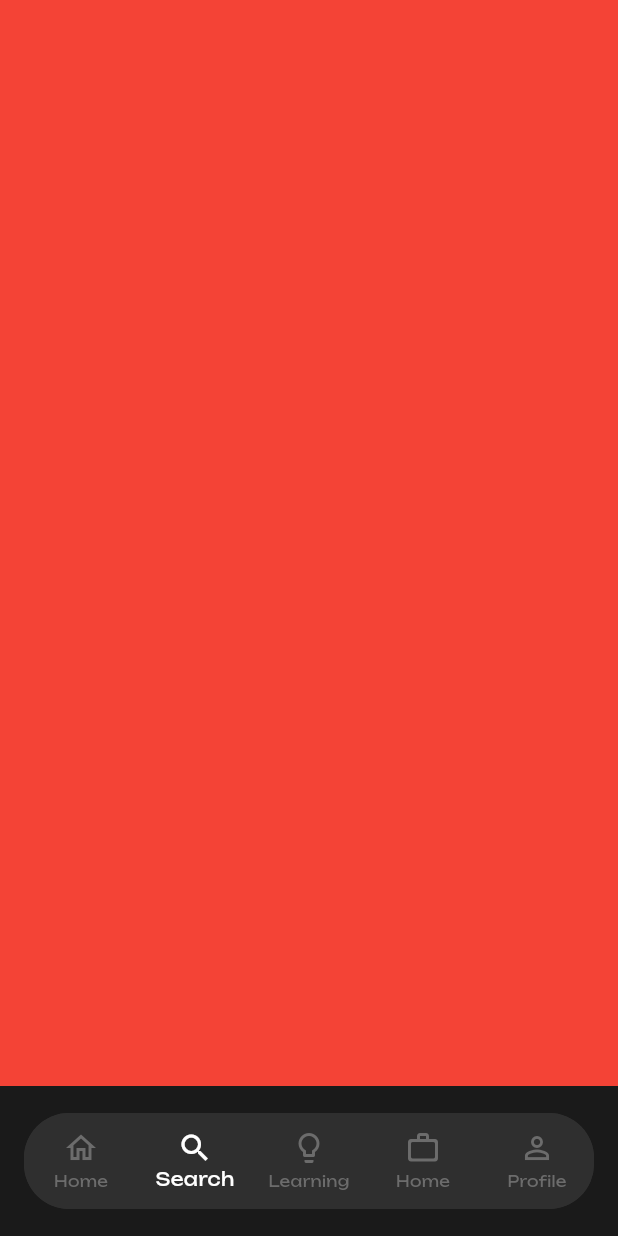
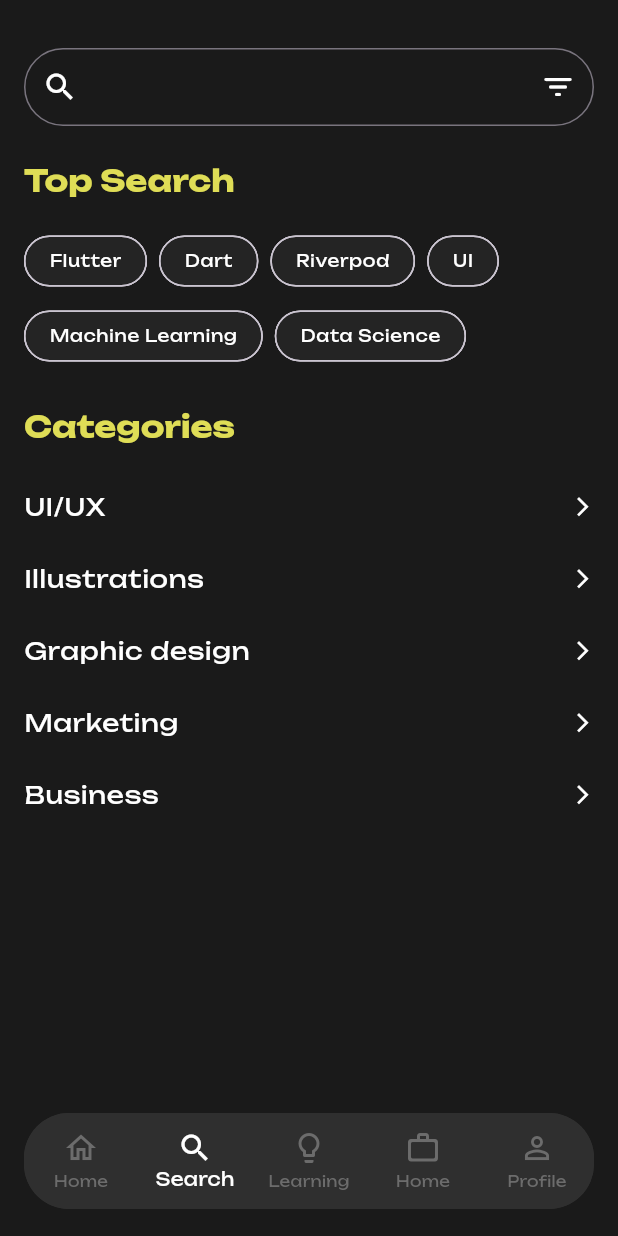
Before and after one commit to black-coda/praktika, a Flutter app: the screen it shows once a user with an empty profile is signed in, item 2 of the bottom bar chosen, on a phone screen of 412 x 824 dp. Run offline on Flutter 3.47's test engine with Material 3 defaults, Android fonts, the light colour scheme and no system bars; our stand-ins replace flutter_riverpod, freezed_annotation, go_router, google_fonts, shimmer, supabase_flutter; accounts and stored records are empty; network calls fail.

Commit message:
functionality: Implement search functionality⚡😭

```diff
--- a/lib/app/controllers/bottom_navbar_controller/btn_nav_controller.dart
+++ b/lib/app/controllers/bottom_navbar_controller/btn_nav_controller.dart
@@ -1,10 +1,11 @@
 import 'package:flutter/material.dart';
 import 'package:flutter_riverpod/flutter_riverpod.dart';
 import 'package:myapp/app/view/screens/dashboard_screen.dart';
-import 'package:myapp/user/view/profile.dart';
+import 'package:myapp/user/view/profile_view.dart';
 import 'package:myapp/user/view_models/user_profiles_backend.dart';
 import 'package:myapp/utils/error/view/error_view.dart';
 import 'package:myapp/video/view/my_learning_view.dart';
+import 'package:myapp/video/view/search_view.dart';
 
 final indexProvider = StateProvider<int>((ref) {
   return 0;
@@ -13,8 +14,8 @@ final indexProvider = StateProvider<int>((ref) {
 final navBarScreenProvider = Provider.family<Widget, int>((ref, index) {
   List<Widget> screens = [
     const DashboardEntryScreen(),
-    Container(color: Colors.red),
-    const MyLearning(),
+    const SearchView(),
+    const MyLearningView(),
     ErrorView(
       errorMessage: "User Profile Error",
       providerClass: userProfileBackendFutureProvider,
--- a/lib/app/view/widgets/header.dart
+++ b/lib/app/view/widgets/header.dart
@@ -4,14 +4,16 @@ class HeaderWidget extends StatelessWidget {
   const HeaderWidget(
     this.title, {
     super.key,
+    this.style,
   });
   final String title;
+  final TextStyle? style;
 
   @override
   Widget build(BuildContext context) {
     return Text(
       title,
-      style: Theme.of(context).textTheme.headlineMedium?.copyWith(
+      style: style ?? Theme.of(context).textTheme.headlineMedium?.copyWith(
             color: Colors.white,
             fontWeight: FontWeight.bold,
             fontSize: 20,
--- a/lib/utils/router/router_manager.dart
+++ b/lib/utils/router/router_manager.dart
@@ -4,7 +4,7 @@ import 'package:go_router/go_router.dart';
 import 'package:myapp/app/view/screens/dashboard_screen.dart';
 import 'package:myapp/authentication/view/login_view.dart';
 import 'package:myapp/authentication/view/register_view.dart';
-import 'package:myapp/user/view/profile.dart';
+import 'package:myapp/user/view/profile_view.dart';
 import 'package:myapp/video/view/courses_view.dart';
 
 final routerManagerProvider = Provider<GoRouter>(
--- /dev/null
+++ b/lib/utils/widget/custom_tile_widget.dart
@@ -0,0 +1,38 @@
+import 'package:flutter/material.dart';
+
+class CustomTile extends StatelessWidget {
+  const CustomTile({
+    super.key,
+    required this.title,
+    required this.onTap,
+    this.textStyle,
+    this.iconSize = 24.0,
+    this.contentPadding,
+    this.isDense,
+  });
+
+  final String title;
+  final void Function() onTap;
+  final TextStyle? textStyle;
+  final double iconSize;
+  final EdgeInsetsGeometry? contentPadding;
+  final bool ? isDense;
+
+  @override
+  Widget build(BuildContext context) {
+    return ListTile(
+      title: Text(
+        title,
+        style: textStyle ?? const TextStyle(color: Colors.white),
+      ),
+      trailing: Icon(
+        Icons.arrow_forward_ios,
+        color: Colors.white,
+        size: iconSize,
+      ),
+      onTap: onTap,
+      contentPadding: contentPadding,
+      dense: isDense,
+    );
+  }
+}
--- /dev/null
+++ b/lib/video/view/search_view.dart
@@ -0,0 +1,187 @@
+import 'dart:developer';
+
+import 'package:flutter/material.dart';
+import 'package:flutter_riverpod/flutter_riverpod.dart';
+import 'package:myapp/app/view/widgets/header.dart';
+import 'package:myapp/app/view/widgets/video_card.dart';
+import 'package:myapp/authentication/controller/supabase_provider.dart';
+import 'package:myapp/utils/constant/constant.dart';
+import 'package:myapp/utils/widget/custom_tile_widget.dart';
+import 'package:myapp/video/controller/videos_controller.dart';
+
+import 'widget/search_widget.dart';
+
+class SearchView extends ConsumerStatefulWidget {
+  const SearchView({super.key});
+
+  @override
+  ConsumerState<SearchView> createState() => _SearchViewState();
+}
+
+class _SearchViewState extends ConsumerState<SearchView> {
+  late TextEditingController _controller;
+
+  @override
+  void initState() {
+    super.initState();
+    _controller = TextEditingController();
+  }
+
+  @override
+  void dispose() {
+    _controller.dispose();
+    super.dispose();
+  }
+
+  @override
+  Widget build(BuildContext context) {
+    final isSearching = ref.watch(isSearchingProvider);
+
+    final searchResult = ref.watch(searchStateProvider);
+
+    return SafeArea(
+      child: Scaffold(
+        body: CustomScrollView(
+          slivers: <Widget>[
+            SliverPadding(
+              padding: Constant.scaffoldPadding,
+              sliver: SliverToBoxAdapter(
+                child: Column(
+                  crossAxisAlignment: CrossAxisAlignment.start,
+                  children: [
+                    //? Search bar
+                    SearchFormWidget(controller: _controller),
+                    SpacerConstant.sizedBox24,
+                    if (!isSearching)
+                      HeaderWidget(
+                        "Top Search",
+                        style: Theme.of(context)
+                            .textTheme
+                            .headlineMedium
+                            ?.copyWith(
+                              color: const Color(0xffDFDD56),
+                              fontWeight: FontWeight.bold,
+                              fontSize: 20,
+                            ),
+                      ),
+                    if (!isSearching) SpacerConstant.sizedBox16,
+                    if (!isSearching)
+                      //? Top search chips
+                      Wrap(
+                        spacing: 8,
+                        runSpacing: 2,
+                        children: [
+                          ...[
+                            'Flutter',
+                            'Dart',
+                            'Riverpod',
+                            'UI',
+                            "Machine Learning",
+                            "Data Science",
+                          ].map(
+                            (e) => ActionChip(
+                              label: Text(e),
+                              labelStyle: Theme.of(context)
+                                  .textTheme
+                                  .labelSmall
+                                  ?.copyWith(
+                                    color: Colors.white,
+                                    fontWeight: FontWeight.w400,
+                                  ),
+                              backgroundColor: const Color(0xff242424),
+                              shape: RoundedRectangleBorder(
+                                borderRadius: BorderRadius.circular(30),
+                              ),
+                              onPressed: () {
+                                _controller.text = e;
+                                //TODO:  Implement search functionality here
+                              },
+                            ),
+                          ),
+                        ],
+                      ),
+                    //? filter by category
+                    if (!isSearching) SpacerConstant.sizedBox24,
+                    if (!isSearching)
+                      HeaderWidget(
+                        "Categories",
+                        style: Theme.of(context)
+                            .textTheme
+                            .headlineMedium
+                            ?.copyWith(
+                              color: const Color(0xffDFDD56),
+                              fontWeight: FontWeight.bold,
+                              fontSize: 20,
+                            ),
+                      ),
+                    if (!isSearching) SpacerConstant.sizedBox16,
+                    if (!isSearching)
+                      ...[
+                        "UI/UX",
+                        "Illustrations",
+                        "Graphic design",
+                        "Marketing",
+                        "Business",
+                      ].map(
+                        (category) => CustomTile(
+                          title: category,
+                          onTap: () {
+                            isCategoryFilterSelected(ref, category);
+                          },
+                          textStyle:
+                              Theme.of(context).textTheme.bodyLarge?.copyWith(
+                                    color: Colors.white,
+                                    fontWeight: FontWeight.w400,
+                                  ),
+                          iconSize: 15.0,
+                          contentPadding: EdgeInsets.zero,
+                          isDense: true,
+                        ),
+                      ),
+                  ],
+                ),
+              ),
+            ),
+
+            //? Implement search result here
+            if (isSearching)
+              searchResult.isEmpty
+                  ? SliverToBoxAdapter(
+                      child: Center(
+                        child: Text(
+                          "No result found",
+                          style: Theme.of(context)
+                              .textTheme
+                              .headlineMedium
+                              ?.copyWith(
+                                color: Colors.red,
+                                fontWeight: FontWeight.bold,
+                                fontSize: 20,
+                              ),
+                        ),
+                      ),
+                    )
+                  : SliverList(
+                      delegate: SliverChildBuilderDelegate(
+                        (context, index) {
+                          final video = searchResult[index];
+                          return VideoDetailCard(
+                            video: video,
+                            index: index,
+                          );
+                        },
+                        childCount: searchResult.length,
+                      ),
+                    ),
+          ],
+        ),
+      ),
+    );
+  }
+
+  void isCategoryFilterSelected(WidgetRef ref, String category) {}
+}
+
+final isSearchingProvider = StateProvider<bool>((ref) {
+  return false;
+});
--- /dev/null
+++ b/lib/video/view/widget/search_widget.dart
@@ -0,0 +1,63 @@
+import 'dart:developer';
+
+import 'package:flutter/material.dart';
+import 'package:flutter_riverpod/flutter_riverpod.dart';
+import 'package:myapp/video/controller/videos_controller.dart';
+import 'package:myapp/video/view/search_view.dart';
+
+class SearchFormWidget extends ConsumerWidget {
+  const SearchFormWidget({
+    super.key,
+    required TextEditingController controller,
+  }) : _controller = controller;
+
+  final TextEditingController _controller;
+
+  @override
+  Widget build(BuildContext context, WidgetRef ref) {
+    return TextFormField(
+      onChanged: (value) async {
+        log(value, name: "search value changed");
+
+        // Update the isSearching state
+        ref.read(isSearchingProvider.notifier).state = value.isNotEmpty;
+
+        // Perform search and update the search results
+        if (value.isNotEmpty) {
+          await ref.watch(searchStateProvider.notifier).searchFunction(value);
+          // ref.read(searchResultProvider.notifier).state = results;
+        } else {
+          // ref.read(searchResultProvider.notifier).state = [];
+        }
+      },
+      cursorColor: Colors.white,
+      style: Theme.of(context).textTheme.labelLarge?.copyWith(
+            color: Colors.white,
+            fontWeight: FontWeight.w400,
+          ),
+      controller: _controller,
+      enableSuggestions: true,
+      decoration: InputDecoration(
+        focusColor: Colors.white,
+        prefixIcon: const Icon(Icons.search),
+        prefixIconColor: Colors.white,
+        suffixIconColor: Colors.white,
+        suffixIcon: IconButton(
+            onPressed: () {}, icon: const Icon(Icons.filter_list_rounded)),
+        hintStyle: const TextStyle(color: Colors.white),
+        border: const OutlineInputBorder(
+          borderRadius: BorderRadius.all(
+            Radius.circular(30),
+          ),
+          borderSide: BorderSide(color: Colors.white, width: 1.5),
+        ),
+        focusedBorder: const OutlineInputBorder(
+          borderRadius: BorderRadius.all(
+            Radius.circular(30),
+          ),
+          borderSide: BorderSide(color: Colors.white, width: 1.5),
+        ),
+      ),
+    );
+  }
+}
```
Also changed, not shown: lib/user/view/profile_view.dart (renamed from lib/user/view/profile.dart, +5 -30 lines), lib/video/controller/videos_controller.dart (+56 -0 lines), lib/video/model/video_model.dart (+5 -6 lines), lib/video/view/my_learning_view.dart (+7 -20 lines).
